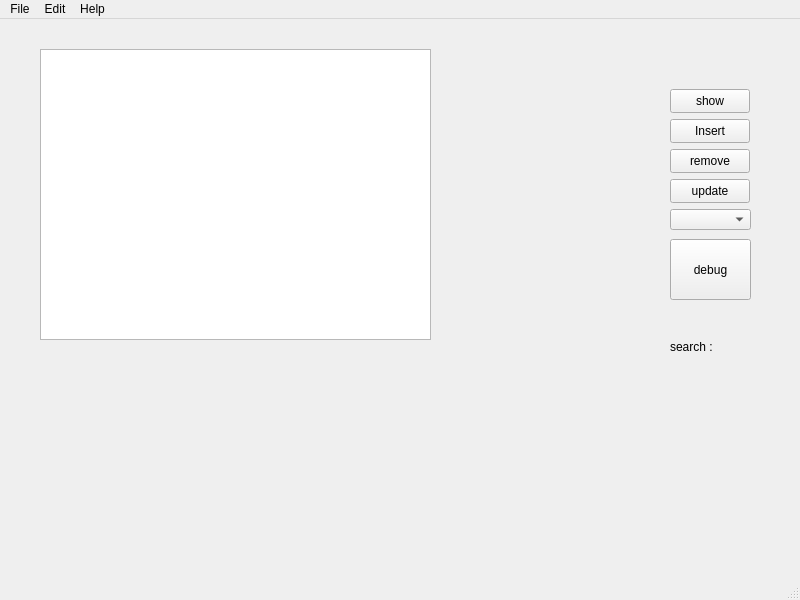
Black-Art-001/School-Management, file mainwindow.ui: the form before one commit.
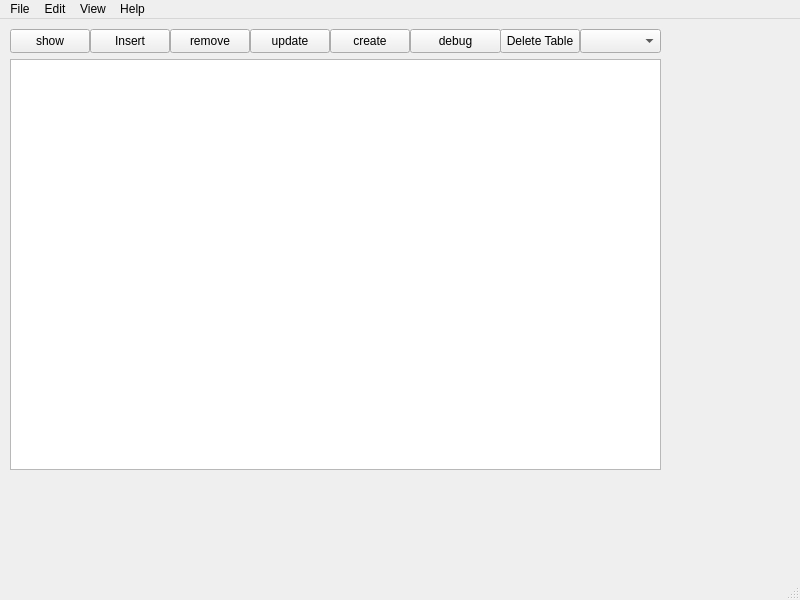
The form after the commit. Icons and pictures are not drawn.

Commit message: create table added

The edit to the form file:
```diff
--- a/mainwindow.ui
+++ b/mainwindow.ui
@@ -17,18 +17,18 @@
    <widget class="QTableView" name="tableView">
     <property name="geometry">
      <rect>
-      <x>40</x>
-      <y>30</y>
-      <width>391</width>
-      <height>291</height>
+      <x>10</x>
+      <y>40</y>
+      <width>651</width>
+      <height>411</height>
      </rect>
     </property>
    </widget>
    <widget class="QPushButton" name="show_table">
     <property name="geometry">
      <rect>
-      <x>670</x>
-      <y>70</y>
+      <x>10</x>
+      <y>10</y>
       <width>80</width>
       <height>24</height>
      </rect>
@@ -37,24 +37,11 @@
      <string>show</string>
     </property>
    </widget>
-   <widget class="QLabel" name="label">
-    <property name="geometry">
-     <rect>
-      <x>670</x>
-      <y>320</y>
-      <width>49</width>
-      <height>16</height>
-     </rect>
-    </property>
-    <property name="text">
-     <string>search : </string>
-    </property>
-   </widget>
    <widget class="QPushButton" name="insert_table">
     <property name="geometry">
      <rect>
-      <x>670</x>
-      <y>100</y>
+      <x>90</x>
+      <y>10</y>
       <width>80</width>
       <height>24</height>
      </rect>
@@ -66,8 +53,8 @@
    <widget class="QPushButton" name="remove">
     <property name="geometry">
      <rect>
-      <x>670</x>
-      <y>130</y>
+      <x>170</x>
+      <y>10</y>
       <width>80</width>
       <height>24</height>
      </rect>
@@ -79,8 +66,8 @@
    <widget class="QPushButton" name="edit_cell">
     <property name="geometry">
      <rect>
-      <x>670</x>
-      <y>160</y>
+      <x>250</x>
+      <y>10</y>
       <width>80</width>
       <height>24</height>
      </rect>
@@ -92,26 +79,52 @@
    <widget class="QComboBox" name="select_table">
     <property name="geometry">
      <rect>
-      <x>670</x>
-      <y>190</y>
+      <x>580</x>
+      <y>10</y>
       <width>81</width>
-      <height>21</height>
+      <height>24</height>
      </rect>
     </property>
    </widget>
    <widget class="QPushButton" name="pushButton">
     <property name="geometry">
      <rect>
-      <x>670</x>
-      <y>220</y>
-      <width>81</width>
-      <height>61</height>
+      <x>410</x>
+      <y>10</y>
+      <width>91</width>
+      <height>24</height>
      </rect>
     </property>
     <property name="text">
      <string>debug</string>
     </property>
    </widget>
+   <widget class="QPushButton" name="create">
+    <property name="geometry">
+     <rect>
+      <x>330</x>
+      <y>10</y>
+      <width>80</width>
+      <height>24</height>
+     </rect>
+    </property>
+    <property name="text">
+     <string>create</string>
+    </property>
+   </widget>
+   <widget class="QPushButton" name="dropTable">
+    <property name="geometry">
+     <rect>
+      <x>500</x>
+      <y>10</y>
+      <width>80</width>
+      <height>24</height>
+     </rect>
+    </property>
+    <property name="text">
+     <string>Delete Table</string>
+    </property>
+   </widget>
   </widget>
   <widget class="QMenuBar" name="menubar">
    <property name="geometry">
@@ -144,8 +157,16 @@
     <addaction name="actionInfo"/>
     <addaction name="actionAbout"/>
    </widget>
+   <widget class="QMenu" name="menuView">
+    <property name="title">
+     <string>View</string>
+    </property>
+    <addaction name="actionShow_table"/>
+    <addaction name="actionShow_ROWID"/>
+   </widget>
    <addaction name="menuFile"/>
    <addaction name="menuEdit"/>
+   <addaction name="menuView"/>
    <addaction name="menuHelp"/>
   </widget>
   <widget class="QStatusBar" name="statusbar"/>
```
Left out of the diff: 11 changed lines with no effect on the pictures. The commit also changes 581 other files.
